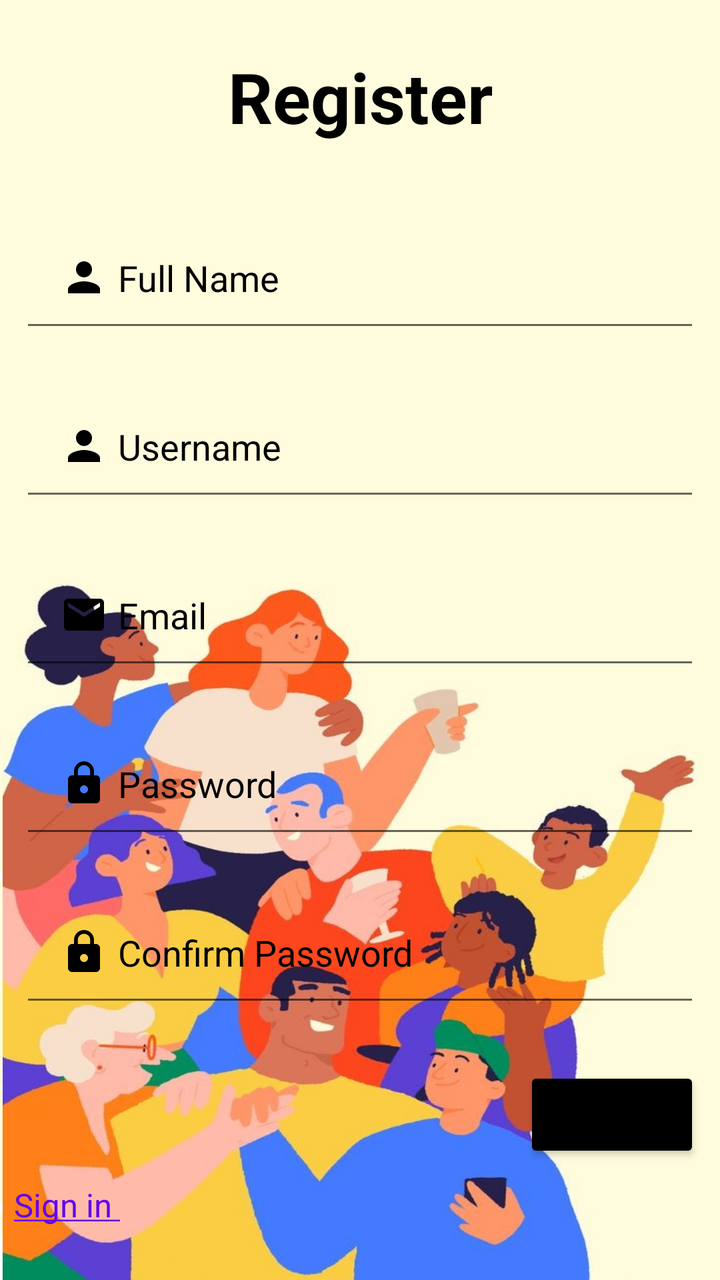
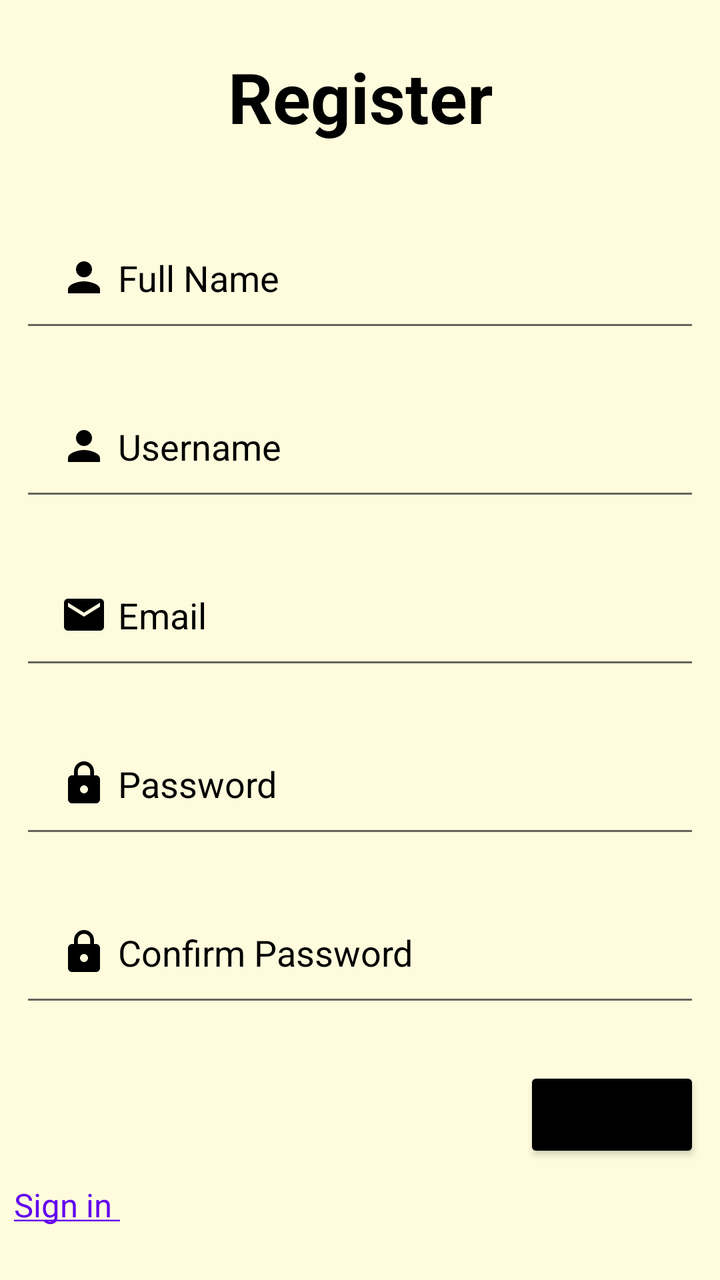

An Android layout rendered at two revisions. The XML below is the earlier revision; the diff shows what the commit changed to produce the second picture.
<!-- AndroidManifest.xml: activity theme Theme.MyAnimeTracker.NoActionBar -->
<!-- res/layout/activity_register.xml -->
<?xml version="1.0" encoding="utf-8"?>
<RelativeLayout xmlns:android="http://schemas.android.com/apk/res/android"
    xmlns:tools="http://schemas.android.com/tools"
    android:layout_width="match_parent"
    android:layout_height="match_parent"
    android:background="@drawable/background1"
    tools:context=".RegisterActivity">

    <TextView
        android:id="@+id/register"
        android:layout_width="match_parent"
        android:layout_height="wrap_content"
        android:layout_marginStart="25dp"
        android:layout_marginTop="25dp"
        android:layout_marginEnd="25dp"
        android:layout_marginBottom="25dp"
        android:gravity="center"
        android:text="@string/register"
        android:textColor="@color/black"
        android:textSize="35sp"
        android:textStyle="bold" />

    <EditText
        android:layout_width="match_parent"
        android:layout_height="wrap_content"
        android:id="@+id/etFullName"
        android:layout_below="@+id/register"
        android:hint="@string/full_name"
        android:textColorHint="@color/black"
        android:textColor="@color/black"
        android:layout_margin="10dp"
        android:padding="20dp"
        android:drawableStart="@drawable/ic_baseline_person_24"
        android:drawablePadding="5dp"
        />

    <EditText
        android:layout_width="match_parent"
        android:layout_height="wrap_content"
        android:id="@+id/username"
        android:layout_below="@+id/etFullName"
        android:hint="@string/username"
        android:textColorHint="@color/black"
        android:textColor="@color/black"
        android:layout_margin="10dp"
        android:padding="20dp"
        android:drawableStart="@drawable/ic_baseline_person_24"
        android:drawablePadding="5dp"
        />

    <EditText
        android:id="@+id/etEmail"
        android:layout_width="match_parent"
        android:layout_height="wrap_content"
        android:layout_below="@+id/username"
        android:layout_margin="10dp"
        android:layout_marginTop="79dp"
        android:layout_marginBottom="10dp"
        android:drawableStart="@drawable/ic_baseline_email_24"
        android:drawablePadding="5dp"
        android:hint="@string/email"
        android:padding="20dp"
        android:textColor="@color/black"
        android:textColorHint="@color/black" />

    <EditText
        android:layout_width="match_parent"
        android:layout_height="wrap_content"
        android:id="@+id/etPassword"
        android:layout_below="@+id/etEmail"
        android:hint="@string/password"
        android:textColorHint="@color/black"
        android:textColor="@color/black"
        android:layout_margin="10dp"
        android:padding="20dp"
        android:drawableStart="@drawable/ic_baseline_lock_24"
        android:drawablePadding="5dp"
        />

    <EditText
        android:layout_width="match_parent"
        android:layout_height="wrap_content"
        android:id="@+id/etConfirmPassword"
        android:layout_below="@+id/etPassword"
        android:hint="@string/confirm_password"
        android:textColorHint="@color/black"
        android:textColor="@color/black"
        android:layout_margin="10dp"
        android:padding="20dp"
        android:drawableStart="@drawable/ic_baseline_lock_24"
        android:drawablePadding="5dp"
        />

    <Button
        android:id="@+id/btnRegister"
        android:layout_width="wrap_content"
        android:layout_height="wrap_content"
        android:layout_below="@id/etConfirmPassword"
        android:layout_centerHorizontal="true"
        android:layout_alignParentEnd="true"
        android:layout_marginStart="10dp"
        android:layout_marginTop="15dp"
        android:layout_marginEnd="10dp"
        android:layout_marginBottom="10dp"
        android:backgroundTint="@color/design_default_color_on_secondary"
        android:text="@string/register" />

    <TextView
        android:id="@+id/tvLoginLink"
        android:layout_width="wrap_content"
        android:layout_height="wrap_content"
        android:text="@string/sign_in"
        android:textColor="@color/purple_500"
        android:textSize="8pt"
        android:layout_marginStart="7sp"
        android:layout_below="@id/btnRegister"
        />


</RelativeLayout>
<!-- resources referenced by this layout -->
<resources>
  <color name="black">#FF000000</color>
  <color name="purple_500">#FF6200EE</color>
  <!-- drawable background1: jpg bitmap (drawable, 384079 bytes) -->
  <!-- drawable ic_baseline_email_24 (drawable) -->
  <vector android:height="24dp" android:tint="#000000"
      android:viewportHeight="24" android:viewportWidth="24"
      android:width="24dp" xmlns:android="http://schemas.android.com/apk/res/android">
      <path android:fillColor="@android:color/white" android:pathData="M20,4L4,4c-1.1,0 -1.99,0.9 -1.99,2L2,18c0,1.1 0.9,2 2,2h16c1.1,0 2,-0.9 2,-2L22,6c0,-1.1 -0.9,-2 -2,-2zM20,8l-8,5 -8,-5L4,6l8,5 8,-5v2z"/>
  </vector>
  <!-- drawable ic_baseline_lock_24 (drawable) -->
  <vector android:height="24dp" android:tint="#000000"
      android:viewportHeight="24" android:viewportWidth="24"
      android:width="24dp" xmlns:android="http://schemas.android.com/apk/res/android">
      <path android:fillColor="@android:color/white" android:pathData="M18,8h-1L17,6c0,-2.76 -2.24,-5 -5,-5S7,3.24 7,6v2L6,8c-1.1,0 -2,0.9 -2,2v10c0,1.1 0.9,2 2,2h12c1.1,0 2,-0.9 2,-2L20,10c0,-1.1 -0.9,-2 -2,-2zM12,17c-1.1,0 -2,-0.9 -2,-2s0.9,-2 2,-2 2,0.9 2,2 -0.9,2 -2,2zM15.1,8L8.9,8L8.9,6c0,-1.71 1.39,-3.1 3.1,-3.1 1.71,0 3.1,1.39 3.1,3.1v2z"/>
  </vector>
  <!-- drawable ic_baseline_person_24 (drawable) -->
  <vector android:height="24dp" android:tint="#000000"
      android:viewportHeight="24" android:viewportWidth="24"
      android:width="24dp" xmlns:android="http://schemas.android.com/apk/res/android">
      <path android:fillColor="@android:color/white" android:pathData="M12,12c2.21,0 4,-1.79 4,-4s-1.79,-4 -4,-4 -4,1.79 -4,4 1.79,4 4,4zM12,14c-2.67,0 -8,1.34 -8,4v2h16v-2c0,-2.66 -5.33,-4 -8,-4z"/>
  </vector>
  <string name="confirm_password">Confirm Password</string>
  <string name="email">Email</string>
  <string name="full_name">Full Name</string>
  <string name="password">Password</string>
  <string name="register">Register</string>
  <string name="sign_in"><u>Sign in </u></string>
  <string name="username">Username</string>
  <style name="Theme.MyAnimeTracker.NoActionBar">
          <item name="windowActionBar">false</item>
          <item name="windowNoTitle">true</item>
      </style>
</resources>

<!-- the commit's change to res/layout/activity_register.xml (unified diff, before → after) -->
@@ -3,7 +3,7 @@
     xmlns:tools="http://schemas.android.com/tools"
     android:layout_width="match_parent"
     android:layout_height="match_parent"
-    android:background="@drawable/background1"
+    android:background="@drawable/main_background"
     tools:context=".RegisterActivity">
 
     <TextView
@@ -102,7 +102,7 @@
         android:layout_marginTop="15dp"
         android:layout_marginEnd="10dp"
         android:layout_marginBottom="10dp"
-        android:backgroundTint="@color/design_default_color_on_secondary"
+        android:backgroundTint="@color/black"
         android:text="@string/register" />
 
     <TextView
<!-- resource entries referenced after the edit -->
@@ -2,7 +2,6 @@
 <resources>
   <color name="black">#FF000000</color>
   <color name="purple_500">#FF6200EE</color>
-  <!-- drawable background1: jpg bitmap (drawable, 384079 bytes) -->
   <!-- drawable ic_baseline_email_24 (drawable) -->
   <vector android:height="24dp" android:tint="#000000"
       android:viewportHeight="24" android:viewportWidth="24"
@@ -21,6 +20,15 @@
       android:width="24dp" xmlns:android="http://schemas.android.com/apk/res/android">
       <path android:fillColor="@android:color/white" android:pathData="M12,12c2.21,0 4,-1.79 4,-4s-1.79,-4 -4,-4 -4,1.79 -4,4 1.79,4 4,4zM12,14c-2.67,0 -8,1.34 -8,4v2h16v-2c0,-2.66 -5.33,-4 -8,-4z"/>
   </vector>
+  <!-- drawable main_background (drawable) -->
+  <layer-list xmlns:android="http://schemas.android.com/apk/res/android">
+      <item>
+          <shape android:shape="rectangle">
+              <solid
+                  android:color="#FFFCDD"/>
+          </shape>
+      </item>
+  </layer-list>
   <string name="confirm_password">Confirm Password</string>
   <string name="email">Email</string>
   <string name="full_name">Full Name</string>
